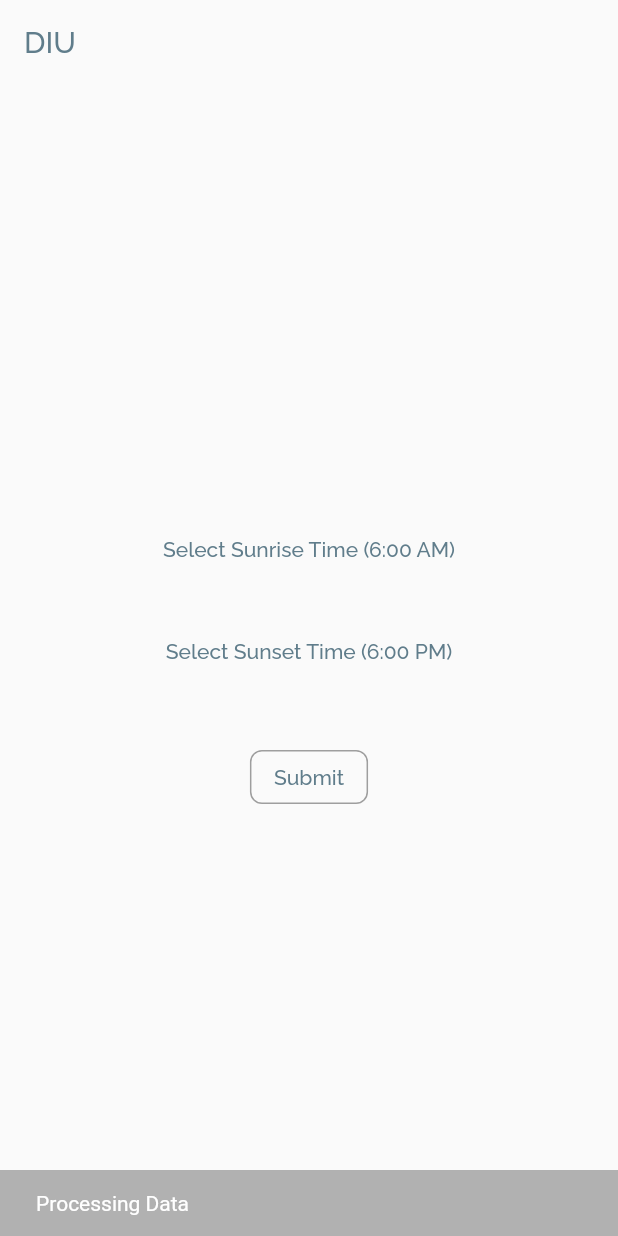
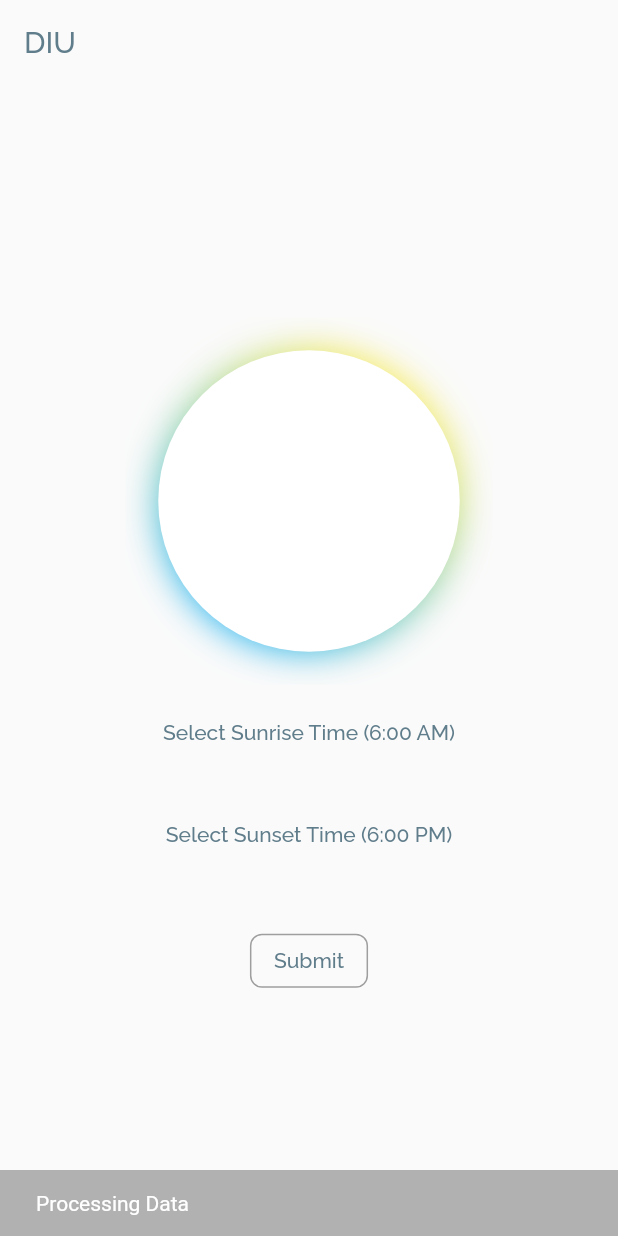
Before and after one commit to berlin-experiment/Diu, a Flutter app: the screen it shows after launch, after a tap on "Submit", on a phone screen of 412 x 824 dp. Run offline on Flutter 3.47's test engine with Material 2 defaults, Android fonts, the phone set to English and light mode, and no system bars; drawn by our look-alikes of blurrycontainer; our stand-ins replace flutter_blue_plus.

Commit message:
added ball button for on/off functionality later

```diff
--- /dev/null
+++ b/mobile/lib/ball_button.dart
@@ -0,0 +1,154 @@
+import 'package:flutter/material.dart';
+import 'package:blurrycontainer/blurrycontainer.dart';
+
+enum ColorScheme {
+  noLight,
+  moonlight,
+  sunrise,
+  noon,
+  sunset,
+}
+
+class BallButton extends StatefulWidget {
+  const BallButton({Key? key, required this.currentTime}) : super(key: key);
+
+  final DateTime currentTime;
+
+  @override
+  _BallButtonState createState() => _BallButtonState();
+}
+
+class _BallButtonState extends State<BallButton> with TickerProviderStateMixin {
+  late AnimationController controller;
+  late Animation<double> animation;
+  late Color firstColor;
+  late Color secondColor;
+  bool isOn = true;
+  ColorScheme colorScheme = ColorScheme.noLight;
+
+  @override
+  void initState() {
+    super.initState();
+    controller = AnimationController(
+      vsync: this,
+      duration: const Duration(seconds: 10),
+    );
+    animation = CurvedAnimation(parent: controller, curve: Curves.easeIn);
+    controller.repeat();
+    updateColors();
+  }
+
+  void updateColors() {
+    final now = widget.currentTime;
+    final sunrise = DateTime(now.year, now.month, now.day, 6, 30, 0);
+    final sunset = DateTime(now.year, now.month, now.day, 18, 0, 0);
+
+    if (!isOn) {
+      colorScheme = ColorScheme.noLight;
+    } else if (now.isAfter(sunrise) &&
+        now.isBefore(sunrise.add(const Duration(minutes: 30)))) {
+      colorScheme = ColorScheme.sunrise;
+    } else if (now.isAfter(sunset) &&
+        now.isBefore(sunset.add(const Duration(minutes: 30)))) {
+      colorScheme = ColorScheme.sunset;
+    } else if (now.isAfter(sunrise.add(const Duration(minutes: 31))) &&
+        now.isBefore(sunset)) {
+      colorScheme = ColorScheme.noon;
+    } else {
+      colorScheme = ColorScheme.moonlight;
+    }
+
+    final colors = getColorSchemeColors(colorScheme);
+    firstColor = colors[0];
+    secondColor = colors[1];
+  }
+
+  void toggleOnOff() {
+    setState(() {
+      isOn = !isOn;
+    });
+    updateColors();
+  }
+
+  List<Color> getColorSchemeColors(ColorScheme scheme) {
+    switch (scheme) {
+      case ColorScheme.noLight:
+        return [Colors.black45, Colors.blueGrey];
+      case ColorScheme.moonlight:
+        return [Colors.indigo, Colors.pink];
+      case ColorScheme.sunrise:
+        return [Colors.amber, Colors.pink];
+      case ColorScheme.noon:
+        return [Colors.lightBlue, Colors.yellow];
+      case ColorScheme.sunset:
+        return [Colors.amber, Colors.deepOrange];
+    }
+  }
+
+  @override
+  void dispose() {
+    controller.dispose();
+    super.dispose();
+  }
+
+  @override
+  Widget build(BuildContext context) {
+    return GestureDetector(
+      behavior: HitTestBehavior.translucent,
+      onTap: toggleOnOff,
+      child: Center(
+        child: Stack(
+          alignment: Alignment.center,
+          children: [
+            RotationTransition(
+              turns: animation,
+              child: Container(
+                height: 200,
+                width: 200,
+                decoration: BoxDecoration(
+                  shape: BoxShape.circle,
+                  gradient: LinearGradient(
+                    colors: [firstColor, secondColor],
+                  ),
+                ),
+              ),
+            ),
+            const Positioned(
+              child: BlurryContainer(
+                blur: 12,
+                width: 245,
+                height: 245,
+                elevation: 0,
+                color: Colors.transparent,
+                padding: EdgeInsets.all(10),
+                borderRadius: BorderRadius.all(Radius.circular(20)),
+                child: OverlayBall(),
+              ),
+            ),
+          ],
+        ),
+      ),
+    );
+  }
+}
+
+class OverlayBall extends StatelessWidget {
+  const OverlayBall({
+    Key? key,
+    this.size = const Size.square(170),
+  }) : super(key: key);
+  final Size size;
+  @override
+  Widget build(BuildContext context) {
+    final theme = Theme.of(context);
+    return Container(
+      margin: const EdgeInsets.all(12.0),
+      height: size.height,
+      width: size.width,
+      decoration: BoxDecoration(
+        shape: BoxShape.circle,
+        color: theme.colorScheme.background,
+      ),
+    );
+  }
+}
--- a/mobile/lib/control_pg.dart
+++ b/mobile/lib/control_pg.dart
@@ -1,4 +1,6 @@
 import 'package:flutter/material.dart';
+import 'app_bar.dart';
+import 'ball_button.dart';
 import 'time_form.dart';
 
 class ControlPage extends StatefulWidget {
@@ -9,6 +11,7 @@ class ControlPage extends StatefulWidget {
 }
 
 class _ControlPageState extends State<ControlPage> {
+  final DateTime currentTime = DateTime.now();
   @override
   Widget build(BuildContext context) {
     return Scaffold(
@@ -17,20 +20,15 @@ class _ControlPageState extends State<ControlPage> {
         child: Column(
           mainAxisAlignment: MainAxisAlignment.center,
           crossAxisAlignment: CrossAxisAlignment.center,
-          children: const [
-            SizedBox(
+          children: [
+            const SizedBox(
               height: 20.0,
             ),
+            BallButton(currentTime: currentTime),
             TimeForm(),
           ],
         ),
       ),
     );
   }
-
-  AppBar diuAppBar() {
-    return AppBar(
-      title: const Text("DIU"),
-    );
-  }
 }
--- a/mobile/pubspec.yaml
+++ b/mobile/pubspec.yaml
@@ -14,6 +14,7 @@ dependencies:
   cupertino_icons: ^1.0.2
   provider: ^6.0.5
   flutter_blue_plus: ^1.4.0
+  blurrycontainer: ^1.0.2
 
 dev_dependencies:
   flutter_test:
```
Also changed, not shown: mobile/pubspec.lock.
